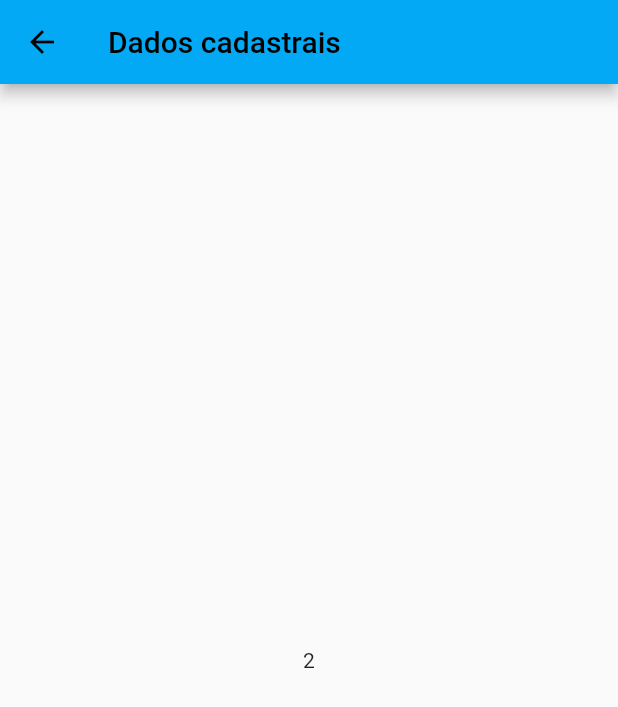
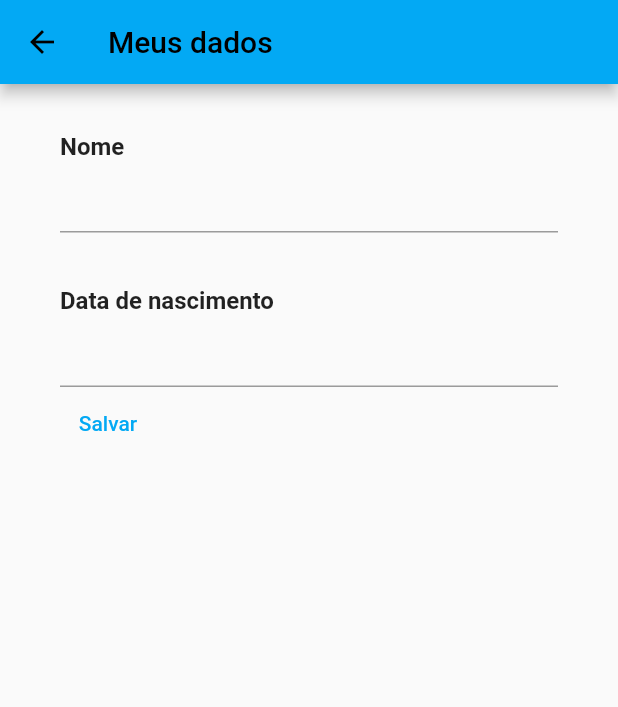
Before and after one commit to Luv4as/Bootcamp-Santander-Flutter, a Flutter app: the MainPage screen opened directly, in the side drawer, after a tap on "Dados cadastrais", on a phone screen of 412 x 824 dp. Shown: the top 707 px of the screen. Run offline on Flutter 3.47's test engine with Material 2 defaults, Android fonts, the phone set to English and light mode, and no system bars; our stand-ins replace google_fonts; network calls fail.

Commit message:
add: pagina de dados

```diff
--- a/dioproject/lib/pages/dados_cadastrais.dart
+++ b/dioproject/lib/pages/dados_cadastrais.dart
@@ -1,19 +1,60 @@
+import 'package:dioproject/shared/widgets/text_label.dart';
 import 'package:flutter/material.dart';
 
-class DadosCadastraisPage extends StatelessWidget {
-  final String texto;
-  final List<String> dados;
-  const DadosCadastraisPage(
-      {super.key, required this.texto, required this.dados});
+class DadosCadastraisPage extends StatefulWidget {
+  const DadosCadastraisPage({super.key});
+
+  @override
+  State<DadosCadastraisPage> createState() => _DadosCadastraisPageState();
+}
+
+class _DadosCadastraisPageState extends State<DadosCadastraisPage> {
+  var nomeController = TextEditingController(text: "");
+  var dataController = TextEditingController(text: "");
+  DateTime? dataNascimento;
 
   @override
   Widget build(BuildContext context) {
     return Scaffold(
       appBar: AppBar(
-        title: Text(texto),
+        title: const Text("Meus dados"),
       ),
-      body: Center(
-        child: Text(dados.length.toString()),
+      body: Padding(
+        padding: const EdgeInsets.symmetric(vertical: 32, horizontal: 40),
+        child: Column(
+          crossAxisAlignment: CrossAxisAlignment.start,
+          children: [
+            const TextLabel(texto: "Nome"),
+            TextField(
+              controller: nomeController,
+            ),
+            const SizedBox(
+              height: 36,
+            ),
+            const TextLabel(texto: "Data de nascimento"),
+            TextField(
+              controller: dataController,
+              readOnly: true,
+              onTap: () async {
+                var data = await showDatePicker(
+                    context: context,
+                    initialDate: DateTime(2000, 1, 1),
+                    firstDate: DateTime(1900, 1, 1),
+                    lastDate: DateTime(2023, 12, 31));
+                if (data != null) {
+                  dataController.text = data.toString();
+                  dataNascimento = data;
+                }
+              },
+            ),
+            TextButton(
+                onPressed: () {
+                  print(nomeController.text);
+                  print(dataNascimento);
+                },
+                child: const Text("Salvar"))
+          ],
+        ),
       ),
     );
   }
--- a/dioproject/lib/pages/main_page.dart
+++ b/dioproject/lib/pages/main_page.dart
@@ -41,10 +41,7 @@ class _MainPageState extends State<MainPage> {
                     Navigator.push(
                         context,
                         MaterialPageRoute(
-                            builder: (context) => const DadosCadastraisPage(
-                                  texto: "Dados cadastrais",
-                                  dados: ["Nome", "Endereço"],
-                                )));
+                            builder: (context) => const DadosCadastraisPage()));
                   },
                 ),
                 const Divider(),
--- /dev/null
+++ b/dioproject/lib/shared/widgets/text_label.dart
@@ -0,0 +1,13 @@
+import 'package:flutter/material.dart';
+
+class TextLabel extends StatelessWidget {
+  final String texto;
+  const TextLabel({super.key, required this.texto});
+
+  @override
+  Widget build(BuildContext context) {
+    return Text(texto,
+        style: const TextStyle(fontSize: 16, fontWeight: FontWeight.w600));
+    ;
+  }
+}
```
